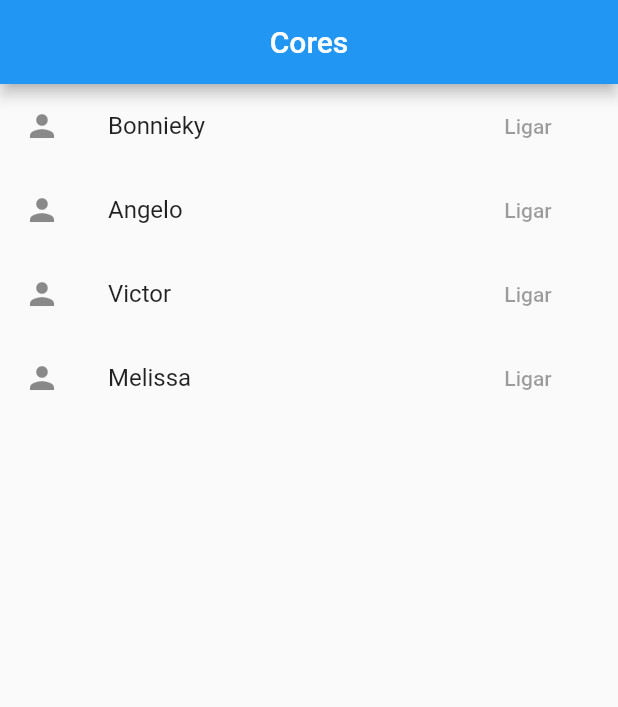
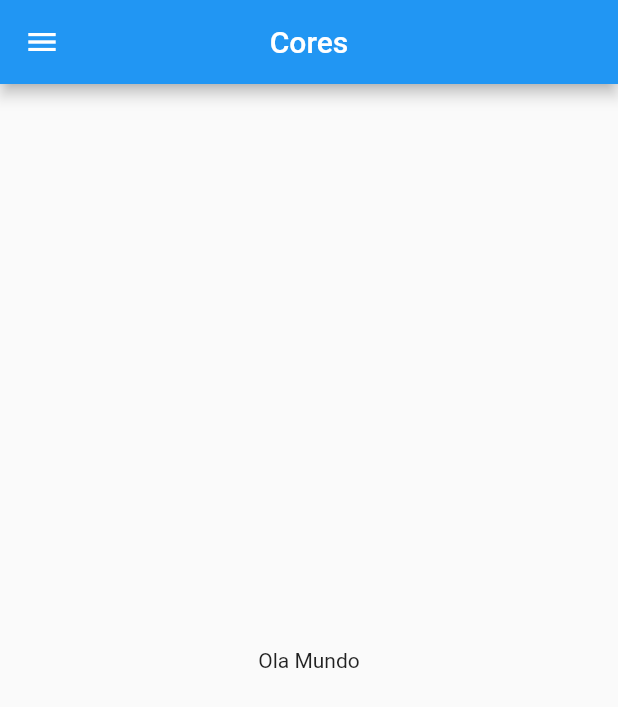
Before and after one commit to AngeloFilhoPS/flutter-study, a Flutter app: the screen it shows after launch, on a phone screen of 412 x 824 dp. Shown: the top 707 px of the screen. Run offline on Flutter 3.47's test engine with Material 2 defaults, Android fonts, the phone set to English and light mode, and no system bars.

```diff
--- a/lib/main.dart
+++ b/lib/main.dart
@@ -10,44 +10,24 @@ class MeuApp extends StatelessWidget {
   Widget build(BuildContext context) {
     return MaterialApp(
       home: Scaffold(
-          appBar: AppBar(
-            title: Text('Cores'),
-            centerTitle: true,
+        appBar: AppBar(
+          title: Text('Cores'),
+          centerTitle: true,
+        ),
+        body: Center(
+          child: Text("Ola Mundo"),
+        ),
+        drawer: Drawer(
+          child: ListView(
+            children: <Widget>[
+              DrawerHeader(
+                child: Text('Cabeçalho'),
+                decoration: BoxDecoration(color: Colors.grey),
+              ),
+            ],
           ),
-          body: ListView.builder(
-              itemCount: contatos.length,
-              itemBuilder: (ctx, index) {
-                return ListTile(
-                  leading: Icon(Icons.person),
-                  title: Text('${contatos[index]}'),
-                  trailing: FlatButton(
-                    onPressed: null,
-                    child: Text('Ligar'),
-                  ),
-                );
-              })),
+        ),
+      ),
     );
   }
 }
-
-class Botao extends StatelessWidget {
-  Botao({this.onPress, @required this.icon, @required this.text});
-
-  Function onPress;
-  IconData icon;
-  var text;
-
-  @override
-  Widget build(BuildContext context) {
-    return FlatButton(
-        onPressed: onPress,
-        child: Container(
-            child: Column(children: <Widget>[
-          Icon(
-            icon,
-            color: Colors.blue,
-          ),
-          Text("Ligar")
-        ])));
-  }
-}
```
